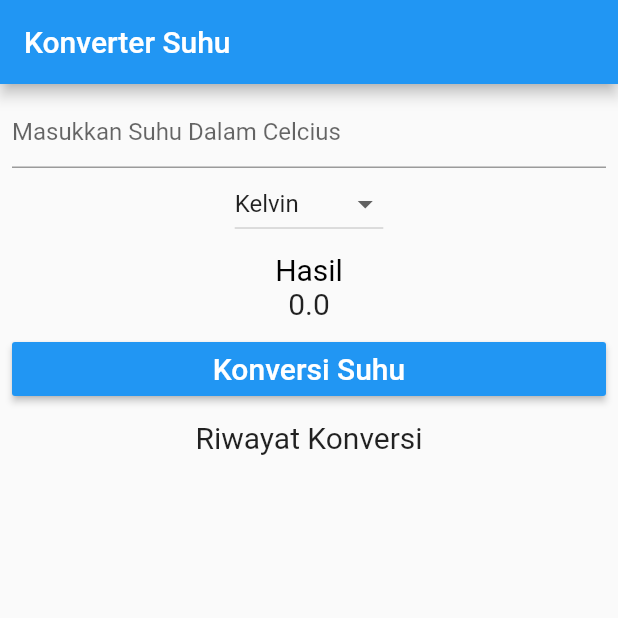
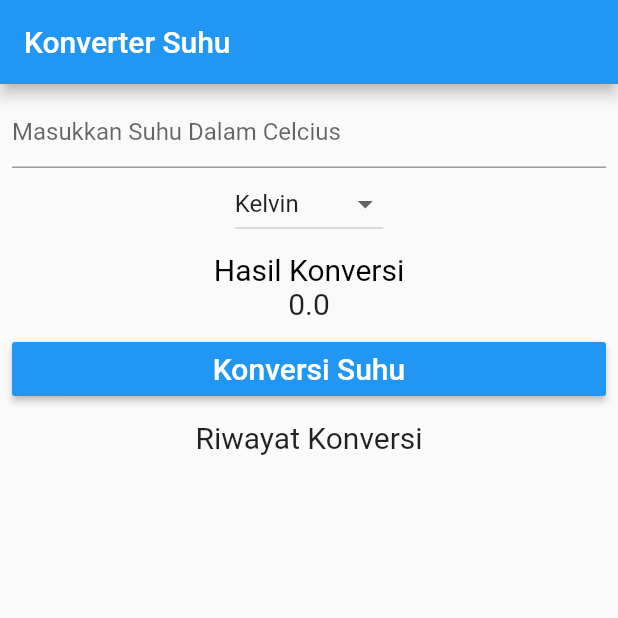
Before and after one commit to ivanjr22/mobile_week4, a Flutter app: the screen it shows after launch, on a phone screen of 412 x 824 dp, the top half of it. Run offline on Flutter 3.47's test engine with Material 2 defaults, Android fonts, the light colour scheme and no system bars.

Commit message:
Edit Readme & edit result convert

```diff
--- a/lib/convert.dart
+++ b/lib/convert.dart
@@ -1,4 +1,3 @@
-import 'package:flutter/cupertino.dart';
 import 'package:flutter/material.dart';
 
 class Convert extends StatelessWidget {
--- a/lib/input.dart
+++ b/lib/input.dart
@@ -1,4 +1,3 @@
-import 'package:flutter/cupertino.dart';
 import 'package:flutter/material.dart';
 import 'package:flutter/services.dart';
 
--- a/lib/result.dart
+++ b/lib/result.dart
@@ -1,4 +1,3 @@
-import 'package:flutter/cupertino.dart';
 import 'package:flutter/material.dart';
 
 class Result extends StatelessWidget {
@@ -15,7 +14,7 @@ class Result extends StatelessWidget {
       child: Column(
         mainAxisAlignment: MainAxisAlignment.center,
         children: [
-          Text('Hasil', style: TextStyle(color: Colors.black, fontSize: 20)),
+          Text('Hasil Konversi', style: TextStyle(color: Colors.black, fontSize: 20)),
           Text(
             result.toStringAsFixed(1),
             style: TextStyle(fontSize: 20),
```
Also changed, not shown: gambar/1.jpeg (added), gambar/2.jpeg (added), gambar/3.jpeg (added), gambar/4.jpeg (added), 1 other file.
